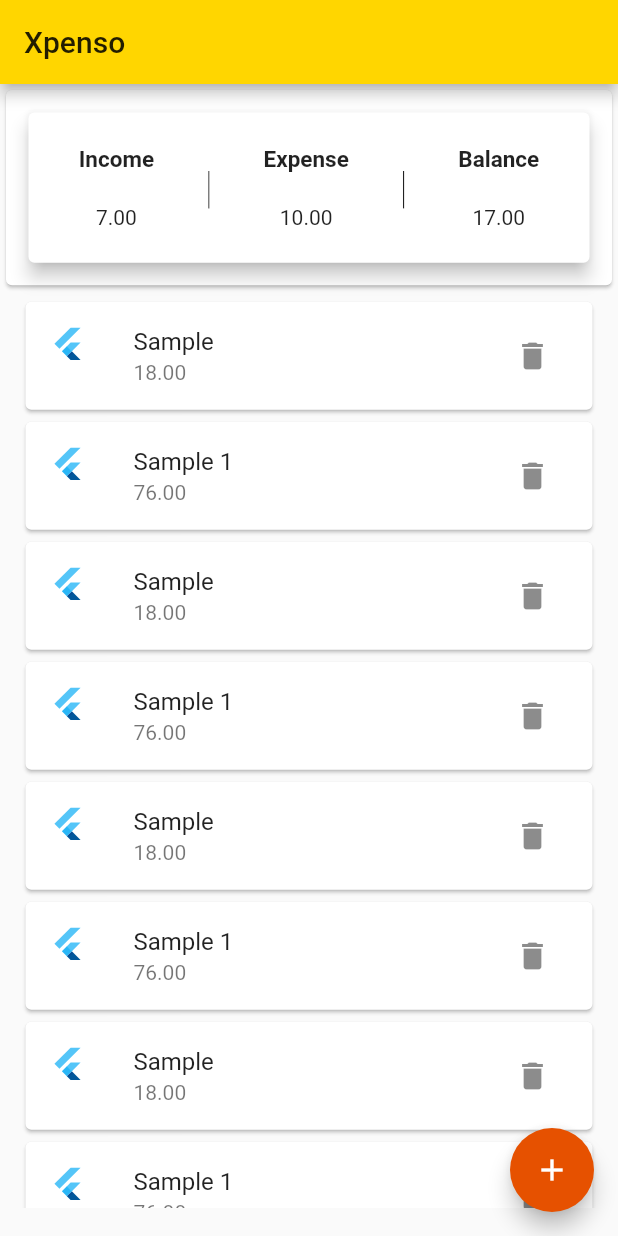
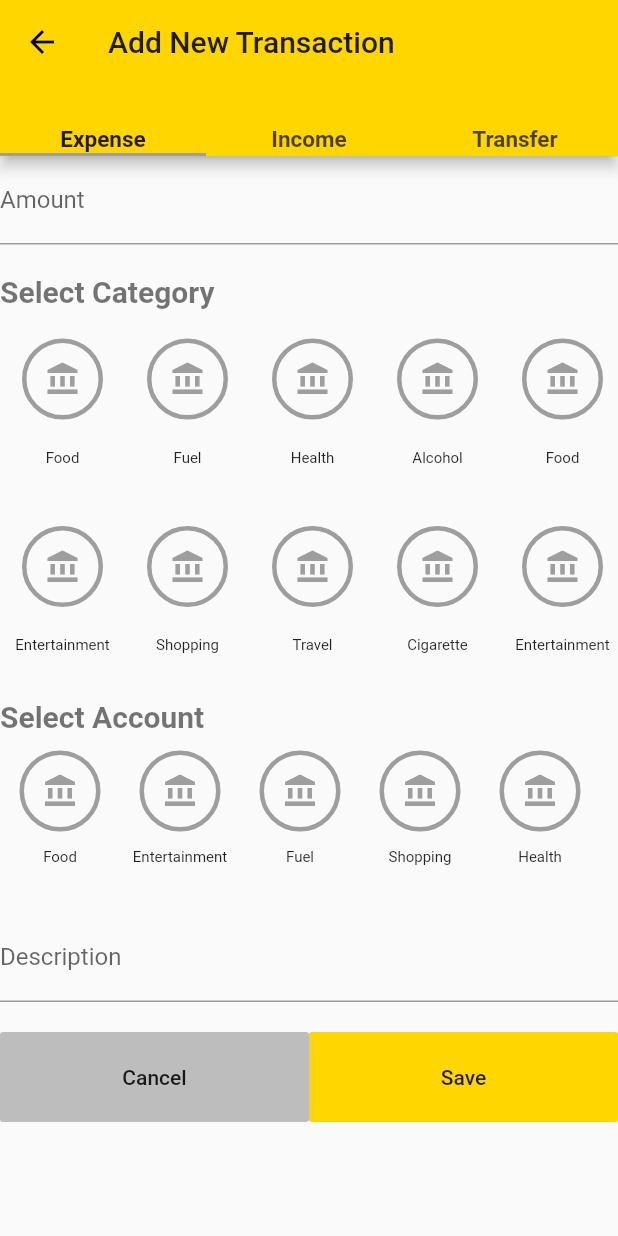
Before and after one commit to DevendraJ/xpenso, a Flutter app: the screen it shows after launch, after a tap on the "add" icon, on a phone screen of 412 x 824 dp. Run offline on Flutter 3.47's test engine with Material 2 defaults, Android fonts, the light colour scheme and no system bars.

Commit message:
Added a page to record new transaction.

```diff
--- /dev/null
+++ b/lib/constants/category_type.dart
@@ -0,0 +1 @@
+enum CategoryType { income, expense }
--- a/lib/main.dart
+++ b/lib/main.dart
@@ -1,6 +1,7 @@
 import 'package:flutter/material.dart';
 import 'package:xpenso/utility/data_store.dart';
 import 'package:xpenso/widgets/month_overview.dart';
+import 'package:xpenso/widgets/new_transaction.dart';
 import 'package:xpenso/widgets/transaction_list.dart';
 
 void main() {
@@ -17,6 +18,9 @@ class MyApp extends StatelessWidget {
         primaryColor: Colors.yellowAccent.shade700,
         accentColor: Colors.orange[900],
       ),
+      routes: {
+        "/home": (_) => MyHomePage(),
+      },
     );
   }
 }
@@ -71,7 +75,15 @@ class _MyHomePageState extends State<MyHomePage> {
         ],
       ),
       floatingActionButton: FloatingActionButton(
-        onPressed: () {},
+        onPressed: () {
+          Navigator.of(context).push(
+            MaterialPageRoute(
+              builder: (_) {
+                return NewTransaction();
+              },
+            ),
+          );
+        },
         child: Icon(Icons.add),
       ),
     );
--- /dev/null
+++ b/lib/model/account.dart
@@ -0,0 +1,12 @@
+import 'package:flutter/foundation.dart';
+import 'package:xpenso/model/generic_model.dart';
+
+class Account extends GenericModel {
+  final double currBalance;
+
+  Account({
+    String title,
+    @required this.currBalance,
+    int id,
+  }) : super(title: title, id: id);
+}
--- /dev/null
+++ b/lib/model/category.dart
@@ -0,0 +1,15 @@
+import 'package:flutter/material.dart';
+import 'package:xpenso/constants/category_type.dart';
+import 'package:xpenso/model/generic_model.dart';
+
+class Category extends GenericModel {
+  final CategoryType type;
+  final Color color;
+
+  const Category(
+      {this.type = CategoryType.expense,
+      this.color = Colors.orange,
+      String title,
+      int id})
+      : super(title: title, id: id);
+}
--- /dev/null
+++ b/lib/model/generic_model.dart
@@ -0,0 +1,11 @@
+import 'package:flutter/foundation.dart';
+
+class GenericModel {
+  final int id;
+  final String title;
+
+  const GenericModel({
+    @required this.title,
+    this.id = 0,
+  });
+}
--- a/lib/model/transaction.dart
+++ b/lib/model/transaction.dart
@@ -4,11 +4,13 @@ class Transaction {
   final int id;
   final String title;
   final double amount;
-  final DateTime date;
+  final DateTime txDate;
+  final DateTime updatedOn = DateTime.now();
 
-  Transaction(
-      {@required this.id,
-      @required this.title,
-      @required this.amount,
-      @required this.date});
+  Transaction({
+    @required this.id,
+    @required this.title,
+    @required this.amount,
+    @required this.txDate,
+  });
 }
--- a/lib/utility/data_store.dart
+++ b/lib/utility/data_store.dart
@@ -1,3 +1,5 @@
+import 'package:xpenso/model/account.dart';
+import 'package:xpenso/model/category.dart';
 import 'package:xpenso/model/transaction.dart';
 
 class DataStore {
@@ -6,81 +8,75 @@ class DataStore {
       id: 0,
       title: "Sample",
       amount: 18,
-      date: DateTime(2020, 10, 10),
+      txDate: DateTime(2020, 10, 10),
     ),
     Transaction(
       id: 1,
       title: "Sample 1",
       amount: 76,
-      date: DateTime(2020, 10, 10),
+      txDate: DateTime(2020, 10, 10),
     ),
     Transaction(
       id: 2,
       title: "Sample",
       amount: 18,
-      date: DateTime(2020, 10, 10),
+      txDate: DateTime(2020, 10, 10),
     ),
     Transaction(
       id: 3,
       title: "Sample 1",
       amount: 76,
-      date: DateTime(2020, 10, 10),
+      txDate: DateTime(2020, 10, 10),
     ),
     Transaction(
       id: 4,
       title: "Sample",
       amount: 18,
-      date: DateTime(2020, 10, 10),
+      txDate: DateTime(2020, 10, 10),
     ),
     Transaction(
       id: 5,
       title: "Sample 1",
       amount: 76,
-      date: DateTime(2020, 10, 10),
+      txDate: DateTime(2020, 10, 10),
     ),
     Transaction(
       id: 6,
       title: "Sample",
       amount: 18,
-      date: DateTime(2020, 10, 10),
+      txDate: DateTime(2020, 10, 10),
     ),
     Transaction(
       id: 7,
       title: "Sample 1",
       amount: 76,
-      date: DateTime(2020, 10, 10),
+      txDate: DateTime(2020, 10, 10),
     ),
     Transaction(
       id: 8,
       title: "Sample",
       amount: 18,
-      date: DateTime(2020, 10, 10),
+      txDate: DateTime(2020, 10, 10),
     ),
     Transaction(
       id: 9,
       title: "Sample 1",
       amount: 76,
-      date: DateTime(2020, 10, 10),
+      txDate: DateTime(2020, 10, 10),
     ),
     Transaction(
       id: 10,
       title: "Sample",
       amount: 18,
-      date: DateTime(2020, 10, 10),
+      txDate: DateTime(2020, 10, 10),
     ),
     Transaction(
       id: 11,
       title: "Sample 1",
       amount: 76,
-      date: DateTime(2020, 10, 10),
+      txDate: DateTime(2020, 10, 10),
     ),
   ];
-
-  static Map<String, double> _txSummation = {
-    "income": 07.0,
-    "expense": 10.0,
-    "balance": 17.0
-  };
 
   static List<Transaction> get txList {
     return _transactions;
@@ -90,7 +86,45 @@ class DataStore {
     _transactions.removeWhere((tx) => tx.id == txId);
   }
 
+  static Map<String, double> _txSummation = {
+    "income": 07.0,
+    "expense": 10.0,
+    "balance": 17.0
+  };
+
   static Map<String, double> get txSum {
     return DataStore._txSummation;
   }
+
+  static var _categories = const [
+    Category(id: 1, title: "Food"),
+    Category(id: 2, title: "Entertainment"),
+    Category(id: 3, title: "Fuel"),
+    Category(id: 4, title: "Shopping"),
+    Category(id: 5, title: "Health"),
+    Category(id: 6, title: "Travel"),
+    Category(id: 7, title: "Alcohol"),
+    Category(id: 8, title: "Cigarette"),
+    Category(id: 1, title: "Food"),
+    Category(id: 2, title: "Entertainment"),
+    Category(id: 3, title: "Fuel"),
+    Category(id: 4, title: "Shopping"),
+    Category(id: 5, title: "Health"),
+    Category(id: 6, title: "Travel"),
+    Category(id: 7, title: "Alcohol"),
+  ];
+
+  static List<Category> get getCategories {
+    return _categories;
+  }
+
+  static var _accounts = [
+    Account(title: 'Syndicate', currBalance: 1007.0),
+    Account(title: 'Axis', currBalance: 20.7),
+    Account(title: 'Savings', currBalance: 0.0),
+  ];
+
+  static List<Account> get getAccounts {
+    return _accounts;
+  }
 }
--- /dev/null
+++ b/lib/widgets/expense_income_form.dart
@@ -0,0 +1,118 @@
+import 'package:flutter/material.dart';
+import 'package:xpenso/utility/data_store.dart';
+import 'package:xpenso/widgets/grid_view_item.dart';
+
+class ExpenseAndIncomeForm extends StatefulWidget {
+  final bool isExpense;
+
+  ExpenseAndIncomeForm({@required this.isExpense});
+
+  @override
+  _ExpenseAndIncomeFormState createState() => _ExpenseAndIncomeFormState();
+}
+
+class _ExpenseAndIncomeFormState extends State<ExpenseAndIncomeForm> {
+  void doNothing() {}
+
+  @override
+  Widget build(BuildContext context) {
+    var expenseCategories = DataStore.getCategories.map((category) {
+      return GridViewItem(category, false, doNothing);
+    });
+
+    var incomeCategories = DataStore.getCategories.map((category) {
+      return GridViewItem(category, false, doNothing);
+    });
+
+    var accounts = DataStore.getCategories.map((category) {
+      return GridViewItem(category, false, doNothing);
+    });
+
+    void goBack() {
+      Navigator.of(context).pop();
+    }
+
+    return Form(
+      key: GlobalKey<FormState>(),
+      child: SingleChildScrollView(
+        child: Column(
+          crossAxisAlignment: CrossAxisAlignment.start,
+          children: [
+            TextFormField(
+              keyboardType: TextInputType.number,
+              maxLines: 1,
+              decoration: InputDecoration(labelText: 'Amount'),
+            ),
+            SizedBox(height: 20),
+            Text(
+              'Select Category',
+              style: TextStyle(
+                fontWeight: FontWeight.bold,
+                fontSize: 20,
+                color: Colors.black54,
+              ),
+            ),
+            Container(
+              height: 250,
+              child: GridView.count(
+                scrollDirection: Axis.horizontal,
+                childAspectRatio: 3 / 2,
+                crossAxisCount: 2,
+                children: [
+                  ...(widget.isExpense ? expenseCategories : incomeCategories)
+                ],
+              ),
+            ),
+            SizedBox(height: 10),
+            Text(
+              'Select Account',
+              style: TextStyle(
+                fontWeight: FontWeight.bold,
+                fontSize: 20,
+                color: Colors.black54,
+              ),
+            ),
+            Container(
+              height: 100,
+              child: GridView.count(
+                scrollDirection: Axis.horizontal,
+                childAspectRatio: 5 / 4,
+                crossAxisCount: 1,
+                children: [...accounts],
+              ),
+            ),
+            SizedBox(height: 20),
+            TextFormField(
+              keyboardType: TextInputType.text,
+              maxLines: 1,
+              decoration: InputDecoration(
+                labelText: 'Description',
+              ),
+            ),
+            SizedBox(height: 20),
+            Row(
+              children: [
+                FlatButton(
+                  onPressed: () {
+                    goBack();
+                  },
+                  height: 60,
+                  child: Text('Cancel'),
+                  color: Colors.grey[400],
+                  minWidth: MediaQuery.of(context).size.width / 2,
+                ),
+                FlatButton(
+                  height: 60,
+                  onPressed: () {},
+                  child: Text('Save'),
+                  color: Colors.yellowAccent.shade700,
+                  minWidth: MediaQuery.of(context).size.width / 2,
+                )
+              ],
+            ),
+          ],
+        ),
+      ),
+    );
+  }
+}
--- /dev/null
+++ b/lib/widgets/grid_view_item.dart
@@ -0,0 +1,42 @@
+import 'package:flutter/material.dart';
+import 'package:xpenso/model/generic_model.dart';
+
+class GridViewItem<T extends GenericModel> extends StatefulWidget {
+  final bool _isSelected;
+  final Function _onPressed;
+  final T _model;
+
+  GridViewItem(this._model, this._isSelected, this._onPressed);
+
+  @override
+  _GridViewItemState createState() => _GridViewItemState();
+}
+
+class _GridViewItemState extends State<GridViewItem> {
+  @override
+  Widget build(BuildContext context) {
+    return Column(
+      mainAxisAlignment: MainAxisAlignment.spaceEvenly,
+      children: [
+        Container(
+          decoration: BoxDecoration(
+              shape: BoxShape.circle,
+              border: Border.all(
+                width: 3,
+                color: (widget._isSelected) ? Colors.yellow : Colors.grey,
+              )),
+          child: RawMaterialButton(
+              onPressed: widget._onPressed,
+              child: Icon(
+                Icons.account_balance,
+                color: Colors.grey,
+              )),
+        ),
+        Text(
+          widget._model.title,
+          style: TextStyle(fontSize: 10),
+        ),
+      ],
+    );
+  }
+}
--- /dev/null
+++ b/lib/widgets/new_transaction.dart
@@ -0,0 +1,50 @@
+import 'package:flutter/material.dart';
+import 'package:xpenso/widgets/expense_income_form.dart';
+
+class NewTransaction extends StatefulWidget {
+  @override
+  _NewTransactionState createState() => _NewTransactionState();
+}
+
+class _NewTransactionState extends State<NewTransaction> {
+  @override
+  Widget build(BuildContext context) {
+    final tabNames = ['Expense', 'Income', 'Transfer'];
+
+    var transferForm = Form(
+      key: GlobalKey<FormState>(),
+      child: Column(),
+    );
+    return DefaultTabController(
+      length: 3,
+      child: Scaffold(
+        appBar: AppBar(
+          title: Text('Add New Transaction'),
+          bottom: TabBar(
+            indicatorColor: Colors.grey,
+            labelStyle: TextStyle(
+              fontSize: 15,
+              fontWeight: FontWeight.bold,
+            ),
+            tabs: [
+              ...tabNames.map((name) {
+                return Text(
+                  name,
+                  style: TextStyle(),
+                );
+              })
+            ],
+          ),
+        ),
+        body: TabBarView(
+          physics: NeverScrollableScrollPhysics(),
+          children: [
+            ExpenseAndIncomeForm(isExpense: true),
+            ExpenseAndIncomeForm(isExpense: false),
+            transferForm
+          ],
+        ),
+      ),
+    );
+  }
+}
```
